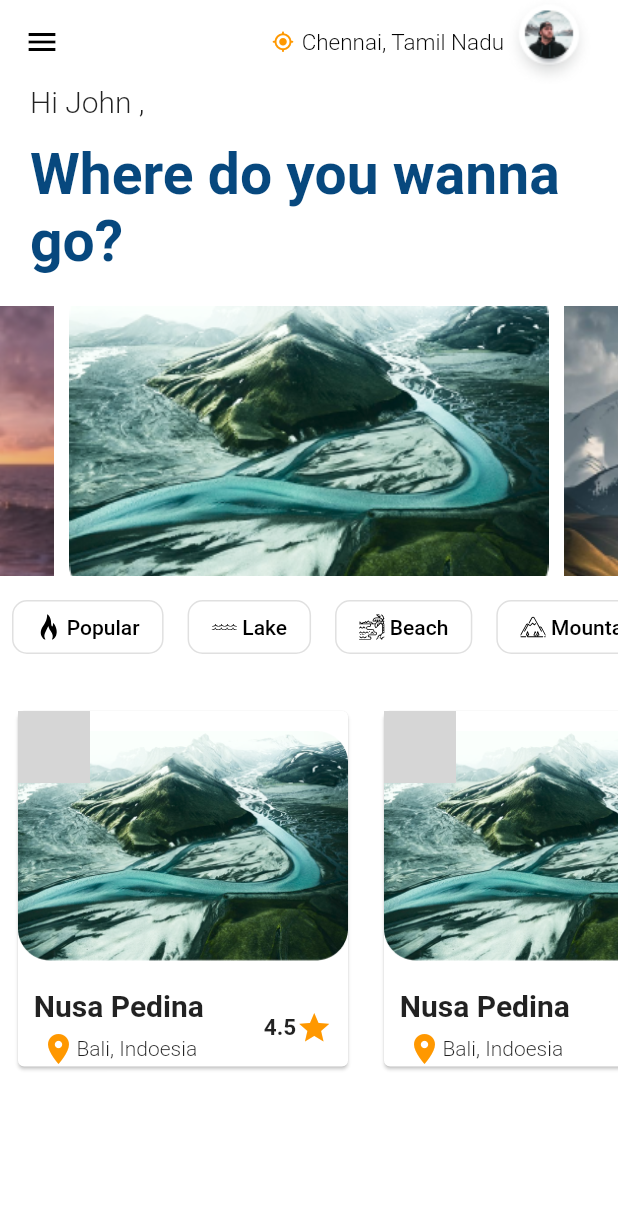
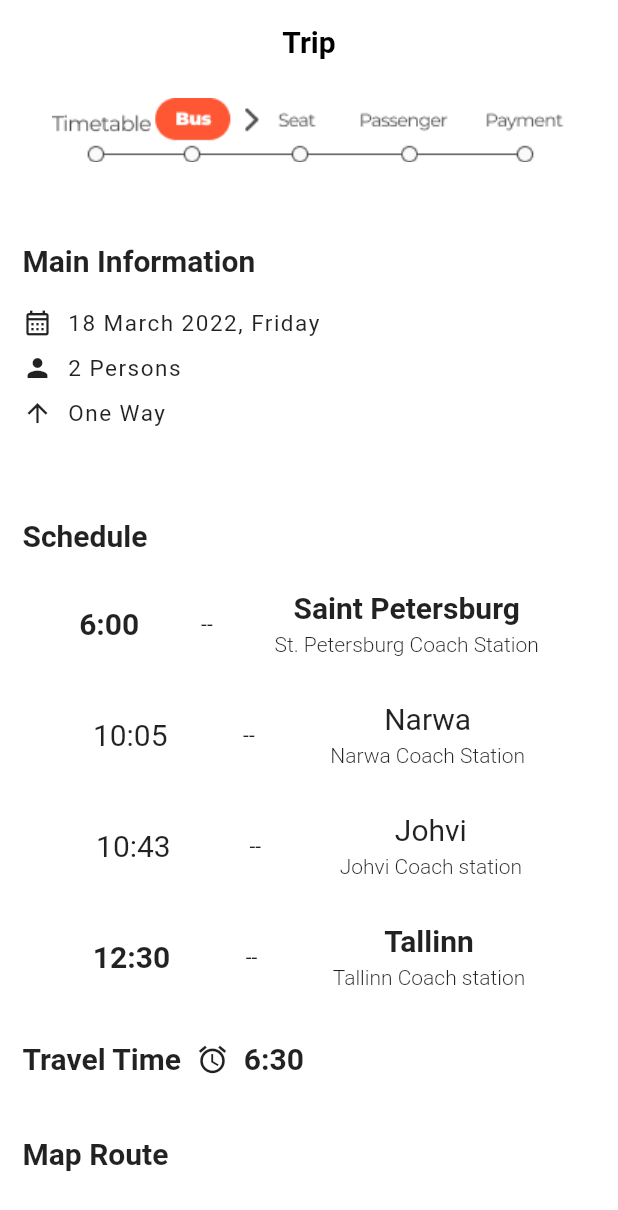
Before and after one commit to sbiswas2209/sih-2022, a Flutter app: the screen it shows after launch, on a phone screen of 412 x 824 dp. Shown: the top 1210 px of the screen. Run offline on Flutter 3.47's test engine with Material 2 defaults, Android fonts, the phone set to English and light mode, and no system bars; drawn by our look-alikes of carousel_slider; our stand-ins replace flutter_svg; missing offline and left inert: favorite_button; project files that could hold a hidden picture were left out; grey boxes are pictures that could not be loaded.

Commit message:
added trip page

```diff
--- a/client/lib/main.dart
+++ b/client/lib/main.dart
@@ -2,6 +2,7 @@
 import 'package:client/screens/login_page.dart';
 import 'package:client/screens/onboarding.dart';
 import 'package:client/screens/registration_option.dart';
+import 'package:client/screens/trip_page.dart';
 import 'package:flutter/material.dart';
 
 void main() {
@@ -20,7 +21,7 @@
       theme: ThemeData(
         primarySwatch: Colors.blue,
       ),
-      home: const HomeScreen(),
+      home: const TripPage(),
     );
   }
 }
--- /dev/null
+++ b/client/lib/screens/trip_page.dart
@@ -0,0 +1,512 @@
+import 'package:flutter/material.dart';
+import 'package:flutter_svg/flutter_svg.dart';
+
+class TripPage extends StatefulWidget {
+  const TripPage({Key? key}) : super(key: key);
+
+  @override
+  State<TripPage> createState() => _TripPageState();
+}
+
+class _TripPageState extends State<TripPage> {
+  @override
+  Widget build(BuildContext context) {
+    return Scaffold(
+      backgroundColor: Colors.white,
+      appBar: AppBar(
+        elevation: 0.0,
+        backgroundColor: Colors.white,
+        centerTitle: true,
+        title: Text(
+          "Trip",
+          style: TextStyle(fontWeight: FontWeight.bold, color: Colors.black),
+        ),
+      ),
+      body: ListView(
+        children: [
+          Container(
+            padding: EdgeInsets.only(top: 5.0, bottom: 50.0),
+            width: MediaQuery.of(context).size.width,
+            child: Image.asset("assets/Time2.png"),
+          ),
+          Container(
+            padding: EdgeInsets.only(left: 15.0),
+            child: Text(
+              "Main Information",
+              style: TextStyle(fontWeight: FontWeight.bold, fontSize: 20.0),
+            ),
+          ),
+          Container(
+            padding: EdgeInsets.only(left: 15.0, top: 20.0),
+            child: Row(children: [
+              Icon(
+                Icons.calendar_month_outlined,
+                size: 20,
+              ),
+              SizedBox(
+                width: 10.0,
+              ),
+              Text(
+                "18 March 2022, Friday",
+                style: TextStyle(
+                    fontWeight: FontWeight.w400,
+                    fontSize: 15.0,
+                    letterSpacing: 1.0),
+              )
+            ]),
+          ),
+          Container(
+            padding: EdgeInsets.only(left: 15.0, top: 10.0),
+            child: Row(children: [
+              Icon(
+                Icons.person,
+                size: 20,
+              ),
+              SizedBox(
+                width: 10.0,
+              ),
+              Text(
+                "2 Persons",
+                style: TextStyle(
+                    fontWeight: FontWeight.w400,
+                    fontSize: 15.0,
+                    letterSpacing: 1.0),
+              )
+            ]),
+          ),
+          Container(
+            padding: EdgeInsets.only(left: 15.0, top: 10.0),
+            child: Row(children: [
+              Icon(
+                Icons.arrow_upward,
+                size: 20,
+              ),
+              SizedBox(
+                width: 10.0,
+              ),
+              Text(
+                "One Way",
+                style: TextStyle(
+                    fontWeight: FontWeight.w400,
+                    fontSize: 15.0,
+                    letterSpacing: 1.0),
+              )
+            ]),
+          ),
+          Container(
+            padding: EdgeInsets.only(left: 15.0, top: 60.0, bottom: 10.0),
+            child: Text(
+              "Schedule",
+              style: TextStyle(fontWeight: FontWeight.bold, fontSize: 20.0),
+            ),
+          ),
+          Container(
+            padding: EdgeInsets.all(15.0),
+            child: Row(
+              mainAxisAlignment: MainAxisAlignment.spaceEvenly,
+              children: [
+                Text(
+                  "6:00",
+                  style: TextStyle(fontWeight: FontWeight.bold, fontSize: 20.0),
+                ),
+                Text(" -- "),
+                Column(
+                  children: [
+                    Text(
+                      "Saint Petersburg",
+                      style: TextStyle(
+                          fontWeight: FontWeight.bold, fontSize: 20.0),
+                    ),
+                    SizedBox(
+                      height: 5.0,
+                    ),
+                    Text(
+                      "St. Petersburg Coach Station",
+                      style: TextStyle(fontWeight: FontWeight.w300),
+                    )
+                  ],
+                ),
+              ],
+            ),
+          ),
+          Container(
+            padding: EdgeInsets.all(15.0),
+            child: Row(
+              mainAxisAlignment: MainAxisAlignment.spaceEvenly,
+              children: [
+                Text(
+                  "10:05",
+                  style: TextStyle(fontWeight: FontWeight.w400, fontSize: 20.0),
+                ),
+                Text(" -- "),
+                Column(
+                  children: [
+                    Text(
+                      "Narwa",
+                      style: TextStyle(
+                          fontWeight: FontWeight.w400, fontSize: 20.0),
+                    ),
+                    SizedBox(
+                      height: 5.0,
+                    ),
+                    Text(
+                      "Narwa Coach Station",
+                      style: TextStyle(fontWeight: FontWeight.w300),
+                    )
+                  ],
+                ),
+              ],
+            ),
+          ),
+          Container(
+            padding: EdgeInsets.all(15.0),
+            child: Row(
+              mainAxisAlignment: MainAxisAlignment.spaceEvenly,
+              children: [
+                Text(
+                  "10:43",
+                  style: TextStyle(fontWeight: FontWeight.w400, fontSize: 20.0),
+                ),
+                Text(" -- "),
+                Column(
+                  children: [
+                    Text(
+                      "Johvi",
+                      style: TextStyle(
+                          fontWeight: FontWeight.w400, fontSize: 20.0),
+                    ),
+                    SizedBox(
+                      height: 5.0,
+                    ),
+                    Text(
+                      "Johvi Coach station",
+                      style: TextStyle(fontWeight: FontWeight.w300),
+                    )
+                  ],
+                ),
+              ],
+            ),
+          ),
+          Container(
+            padding: EdgeInsets.all(15.0),
+            child: Row(
+              mainAxisAlignment: MainAxisAlignment.spaceEvenly,
+              children: [
+                Text(
+                  "12:30",
+                  style: TextStyle(fontWeight: FontWeight.bold, fontSize: 20.0),
+                ),
+                Text(" -- "),
+                Column(
+                  children: [
+                    Text(
+                      "Tallinn",
+                      style: TextStyle(
+                          fontWeight: FontWeight.bold, fontSize: 20.0),
+                    ),
+                    SizedBox(
+                      height: 5.0,
+                    ),
+                    Text(
+                      "Tallinn Coach station",
+                      style: TextStyle(fontWeight: FontWeight.w300),
+                    )
+                  ],
+                ),
+              ],
+            ),
+          ),
+          Container(
+            padding: EdgeInsets.only(left: 15.0, top: 20.0),
+            child: Row(
+              children: [
+                Text(
+                  "Travel Time",
+                  style: TextStyle(fontWeight: FontWeight.w600, fontSize: 20.0),
+                ),
+                SizedBox(
+                  width: 10.0,
+                ),
+                Icon(
+                  Icons.alarm,
+                  size: 22.0,
+                ),
+                Text(
+                  "  6:30",
+                  style: TextStyle(fontWeight: FontWeight.bold, fontSize: 20.0),
+                ),
+              ],
+            ),
+          ),
+          Container(
+            padding: EdgeInsets.only(top: 40.0, left: 15.0),
+            child: Text(
+              "Map Route",
+              style: TextStyle(fontWeight: FontWeight.bold, fontSize: 20.0),
+            ),
+          ),
+          Container(
+            padding: EdgeInsets.only(top: 30.0, left: 10.0, right: 10.0),
+            child: Image.asset("assets/map.png"),
+          ),
+          Container(
+            padding: EdgeInsets.only(top: 30.0, left: 15.0),
+            child: Text(
+              "Services",
+              style: TextStyle(fontWeight: FontWeight.bold, fontSize: 20.0),
+            ),
+          ),
+          Container(
+            padding: EdgeInsets.only(top: 30.0, left: 30.0),
+            child: Row(
+              children: [
+                SvgPicture.asset(
+                  "assets/snowflake-svgrepo-com.svg",
+                  width: 15.0,
+                  height: 15.0,
+                ),
+                SizedBox(
+                  width: 25.0,
+                ),
+                Text(
+                  "Air Conditioning",
+                  style: TextStyle(fontWeight: FontWeight.w400, fontSize: 20.0),
+                )
+              ],
+            ),
+          ),
+          Container(
+            padding: EdgeInsets.only(top: 20.0, left: 30.0),
+            child: Row(
+              children: [
+                SvgPicture.asset(
+                  "assets/wc-sign-svgrepo-com.svg",
+                  width: 15.0,
+                  height: 15.0,
+                ),
+                SizedBox(
+                  width: 25.0,
+                ),
+                Text(
+                  "Restroom",
+                  style: TextStyle(fontWeight: FontWeight.w400, fontSize: 20.0),
+                )
+              ],
+            ),
+          ),
+          Container(
+            padding: EdgeInsets.only(top: 20.0, left: 30.0),
+            child: Row(
+              children: [
+                SvgPicture.asset(
+                  "assets/wifi-svgrepo-com.svg",
+                  width: 15.0,
+                  height: 15.0,
+                ),
+                SizedBox(
+                  width: 25.0,
+                ),
+                Text(
+                  "Wifi",
+                  style: TextStyle(fontWeight: FontWeight.w400, fontSize: 20.0),
+                )
+              ],
+            ),
+          ),
+          Container(
+            padding: EdgeInsets.only(top: 20.0, left: 30.0),
+            child: Row(
+              children: [
+                SvgPicture.asset(
+                  "assets/volt-svgrepo-com.svg",
+                  width: 15.0,
+                  height: 15.0,
+                ),
+                SizedBox(
+                  width: 25.0,
+                ),
+                Text(
+                  "220V",
+                  style: TextStyle(fontWeight: FontWeight.w400, fontSize: 20.0),
+                )
+              ],
+            ),
+          ),
+          Container(
+            padding: EdgeInsets.only(top: 20.0, left: 30.0),
+            child: Row(
+              children: [
+                SvgPicture.asset(
+                  "assets/usb-svgrepo-com.svg",
+                  width: 15.0,
+                  height: 15.0,
+                ),
+                SizedBox(
+                  width: 25.0,
+                ),
+                Text(
+                  "USB 2.0",
+                  style: TextStyle(fontWeight: FontWeight.w400, fontSize: 20.0),
+                )
+              ],
+            ),
+          ),
+          Container(
+            padding: EdgeInsets.only(top: 20.0, left: 30.0),
+            child: Row(
+              children: [
+                SvgPicture.asset(
+                  "assets/cup-with-hot-tea-svgrepo-com.svg",
+                  width: 15.0,
+                  height: 15.0,
+                ),
+                SizedBox(
+                  width: 25.0,
+                ),
+                Text(
+                  "Hot Drinks",
+                  style: TextStyle(fontWeight: FontWeight.w400, fontSize: 20.0),
+                )
+              ],
+            ),
+          ),
+          Container(
+            padding: EdgeInsets.only(top: 20.0, left: 30.0),
+            child: Row(
+              children: [
+                SvgPicture.asset(
+                  "assets/tv-svgrepo-com.svg",
+                  width: 15.0,
+                  height: 15.0,
+                ),
+                SizedBox(
+                  width: 25.0,
+                ),
+                Text(
+                  "Lux TV",
+                  style: TextStyle(fontWeight: FontWeight.w400, fontSize: 20.0),
+                )
+              ],
+            ),
+          ),
+          Container(
+            padding: EdgeInsets.only(top: 40.0, left: 15.0),
+            child: Text(
+              "General Informtion",
+              style: TextStyle(fontWeight: FontWeight.bold, fontSize: 20.0),
+            ),
+          ),
+          Container(
+            padding: EdgeInsets.only(top: 30.0, left: 25.0),
+            child: Row(
+              children: [
+                SvgPicture.asset(
+                  "assets/small-hand-bag-svgrepo-com.svg",
+                  width: 25.0,
+                  height: 25.0,
+                ),
+                SizedBox(
+                  width: 30.0,
+                ),
+                Column(
+                  children: [
+                    Text(
+                      "Carry-on Luggage Size",
+                      style: TextStyle(
+                          fontWeight: FontWeight.w500, fontSize: 20.0),
+                    ),
+                    SizedBox(height: 10.0),
+                    Text(
+                      "45 X 35 X 20 cm  (Less than 5Kg)",
+                      style: TextStyle(
+                          fontWeight: FontWeight.w300, fontSize: 15.0),
+                    )
+                  ],
+                ),
+              ],
+            ),
+          ),
+          Container(
+            padding: EdgeInsets.only(top: 20.0, left: 25.0),
+            child: Row(
+              children: [
+                SvgPicture.asset(
+                  "assets/luggage-svgrepo-com.svg",
+                  width: 25.0,
+                  height: 25.0,
+                ),
+                SizedBox(
+                  width: 30.0,
+                ),
+                Column(
+                  children: [
+                    Text(
+                      "Trunk Luggage",
+                      style: TextStyle(
+                          fontWeight: FontWeight.w500, fontSize: 20.0),
+                    ),
+                    SizedBox(height: 10.0),
+                    Text(
+                      "70 X 30 X 55 cm  (Less than 30Kg)",
+                      style: TextStyle(
+                          fontWeight: FontWeight.w300, fontSize: 15.0),
+                    )
+                  ],
+                ),
+              ],
+            ),
+          ),
+          Container(
+            padding: EdgeInsets.only(top: 50.0, left: 15.0),
+            child: Row(
+              children: [
+                Column(
+                  children: [
+                    Text(
+                      "Total",
+                      style: TextStyle(
+                          fontWeight: FontWeight.bold, fontSize: 25.0),
+                    ),
+                    Text(
+                      "(inc. taxes)",
+                      style: TextStyle(fontWeight: FontWeight.w300),
+                    ),
+                  ],
+                ),
+                SizedBox(
+                  width: 50.0,
+                ),
+                Text(
+                  "₹ 20",
+                  style: TextStyle(fontSize: 30.0, fontWeight: FontWeight.bold),
+                ),
+                SizedBox(
+                  width: 80.0,
+                ),
+                Text(
+                  "for 2",
+                  style: TextStyle(fontSize: 20.0),
+                ),
+                Icon(Icons.person),
+              ],
+            ),
+          ),
+          Padding(
+            padding: const EdgeInsets.all(15.0),
+            child: TextButton(
+              onPressed: null,
+              style: TextButton.styleFrom(backgroundColor: Colors.orange),
+              child: const Text(
+                "Pick your seat",
+                style: TextStyle(
+                    color: Colors.white,
+                    height: 2.0,
+                    fontWeight: FontWeight.bold),
+              ),
+            ),
+          ),
+        ],
+      ),
+    );
+  }
+}
```
Also changed, not shown: client/assets/Time2.png (added), client/assets/cup-with-hot-tea-svgrepo-com.svg (added), client/assets/luggage-svgrepo-com.svg (added), client/assets/map route.svg (added), client/assets/map.png (added), client/assets/small-hand-bag-svgrepo-com.svg (added), client/assets/snowflake-svgrepo-com.svg (added), client/assets/tv-svgrepo-com.svg (added), client/assets/usb-svgrepo-com.svg (added), client/assets/volt-svgrepo-com.svg (added), client/assets/wc-sign-svgrepo-com.svg (added), client/assets/wifi-svgrepo-com.svg (added).
